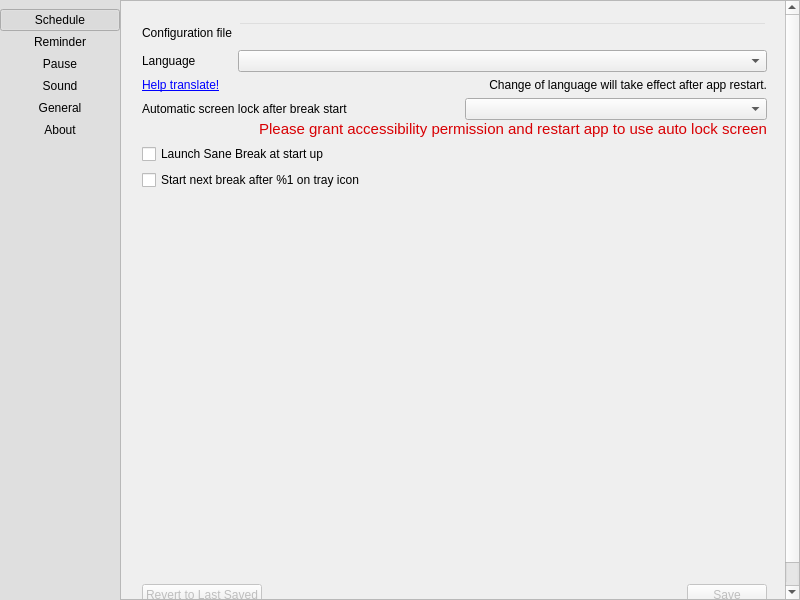
Old version of the form src/gui/pref-window.ui in the repository AllanChain/sane-break.
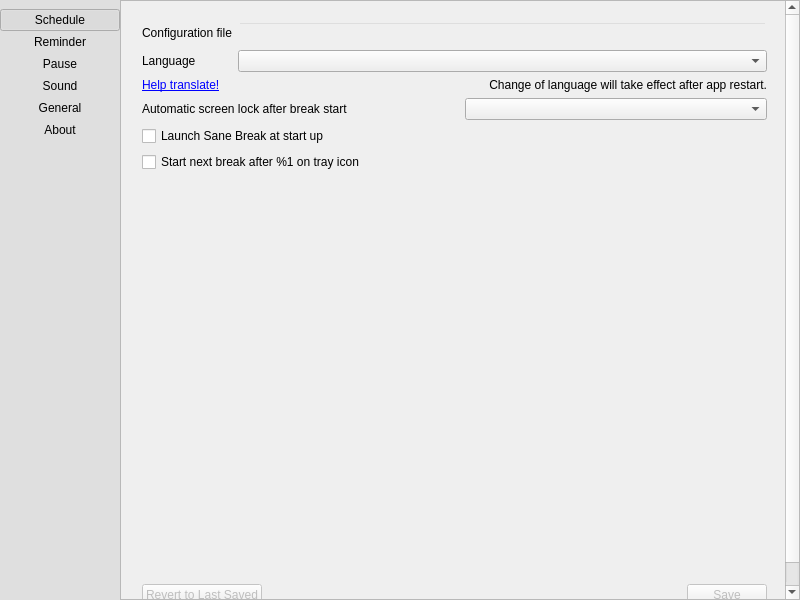
New version of the form. The open tabs and pages were chosen to show the change. Icons and pictures are not drawn. Custom widgets are drawn as their Qt base class.

Commit message: remove unused macOS permission hint

```diff
--- a/src/gui/pref-window.ui
+++ b/src/gui/pref-window.ui
@@ -1313,11 +1313,6 @@
              </layout>
             </item>
             <item>
-             <layout class="QVBoxLayout" name="verticalLayout_4">
-              <property name="spacing">
-               <number>0</number>
-              </property>
-              <item>
                <layout class="QHBoxLayout" name="horizontalLayout_3">
                 <property name="spacing">
                  <number>20</number>
@@ -1341,29 +1336,6 @@
                  <widget class="QComboBox" name="autoScreenLock"/>
                 </item>
                </layout>
-              </item>
-              <item>
-               <widget class="QLabel" name="macPermissionHint">
-                <property name="font">
-                 <font>
-                  <pointsize>11</pointsize>
-                 </font>
-                </property>
-                <property name="styleSheet">
-                 <string notr="true">color: rgb(216, 0, 3)</string>
-                </property>
-                <property name="text">
-                 <string>Please grant accessibility permission and restart app to use auto lock screen</string>
-                </property>
-                <property name="alignment">
-                 <set>Qt::AlignmentFlag::AlignRight|Qt::AlignmentFlag::AlignTrailing|Qt::AlignmentFlag::AlignVCenter</set>
-                </property>
-                <property name="wordWrap">
-                 <bool>true</bool>
-                </property>
-               </widget>
-              </item>
-             </layout>
             </item>
             <item>
              <widget class="WrappedCheckBox" name="autoStart">
```
The commit also changes 1 other file.
